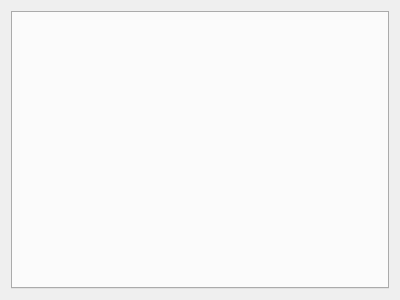
Before: the Qt Designer form application/window.ui in TheNiteCoder/mx-fluxbox-config, drawn with Qt 5.
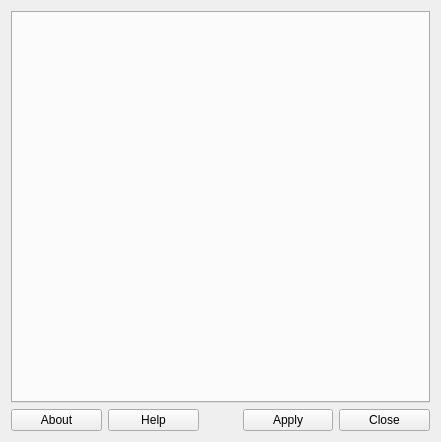
After: the same form once the commit is applied. Icons and pictures are not drawn.

```diff
--- a/application/window.ui
+++ b/application/window.ui
@@ -6,8 +6,8 @@
    <rect>
     <x>0</x>
     <y>0</y>
-    <width>400</width>
-    <height>300</height>
+    <width>441</width>
+    <height>442</height>
    </rect>
   </property>
   <property name="windowTitle">
@@ -17,6 +17,79 @@
    <item>
     <widget class="QTabWidget" name="tabWidget_Tabs"/>
    </item>
+   <item>
+    <layout class="QHBoxLayout" name="horizontalLayout">
+     <item>
+      <widget class="QPushButton" name="pushButton_About">
+       <property name="text">
+        <string>About</string>
+       </property>
+       <property name="icon">
+        <iconset theme="help-about">
+         <normaloff>.</normaloff>.</iconset>
+       </property>
+      </widget>
+     </item>
+     <item>
+      <widget class="QPushButton" name="pushButton_Help">
+       <property name="text">
+        <string>Help</string>
+       </property>
+       <property name="icon">
+        <iconset theme="help">
+         <normaloff>.</normaloff>.</iconset>
+       </property>
+      </widget>
+     </item>
+     <item>
+      <widget class="QLabel" name="label">
+       <property name="sizePolicy">
+        <sizepolicy hsizetype="Minimum" vsizetype="Minimum">
+         <horstretch>0</horstretch>
+         <verstretch>0</verstretch>
+        </sizepolicy>
+       </property>
+       <property name="maximumSize">
+        <size>
+         <width>32</width>
+         <height>32</height>
+        </size>
+       </property>
+       <property name="text">
+        <string/>
+       </property>
+       <property name="pixmap">
+        <pixmap resource="resource.qrc">:/mx/logo.png</pixmap>
+       </property>
+       <property name="scaledContents">
+        <bool>true</bool>
+       </property>
+      </widget>
+     </item>
+     <item>
+      <widget class="QPushButton" name="pushButton_Apply">
+       <property name="text">
+        <string>Apply</string>
+       </property>
+       <property name="icon">
+        <iconset theme="document-save">
+         <normaloff>.</normaloff>.</iconset>
+       </property>
+      </widget>
+     </item>
+     <item>
+      <widget class="QPushButton" name="pushButton_Close">
+       <property name="text">
+        <string>Close</string>
+       </property>
+       <property name="icon">
+        <iconset theme="window-close">
+         <normaloff>.</normaloff>.</iconset>
+       </property>
+      </widget>
+     </item>
+    </layout>
+   </item>
   </layout>
  </widget>
  <layoutdefault spacing="6" margin="11"/>
```
Left out of the diff: 6 changed lines with no effect on the pictures.
